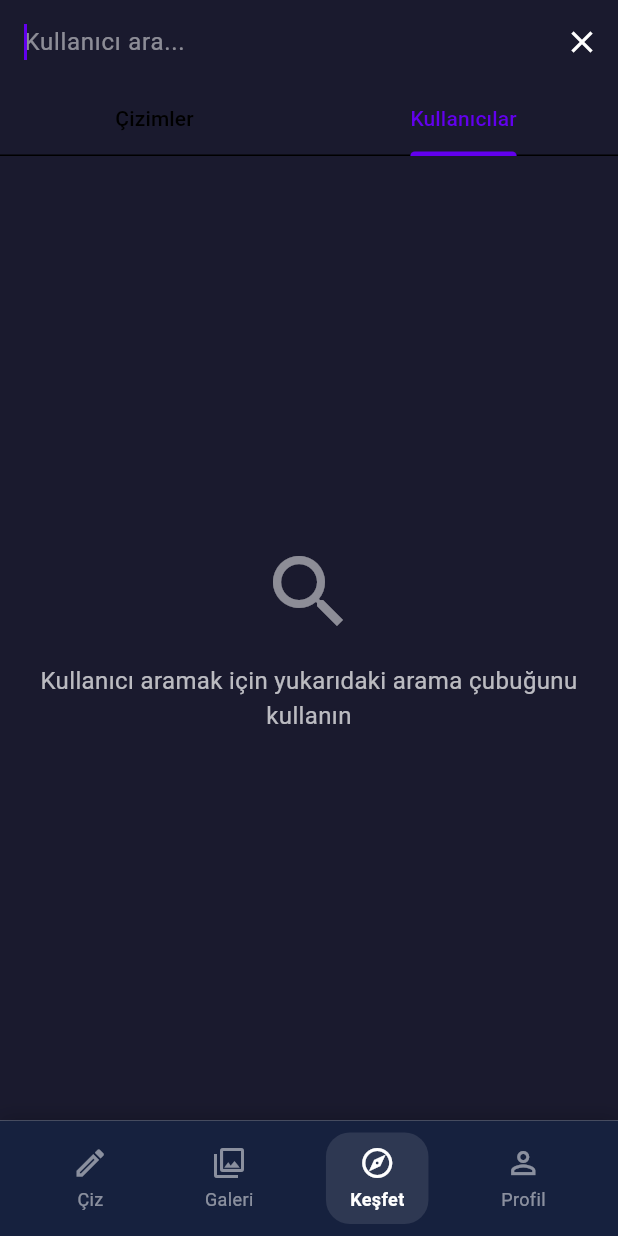
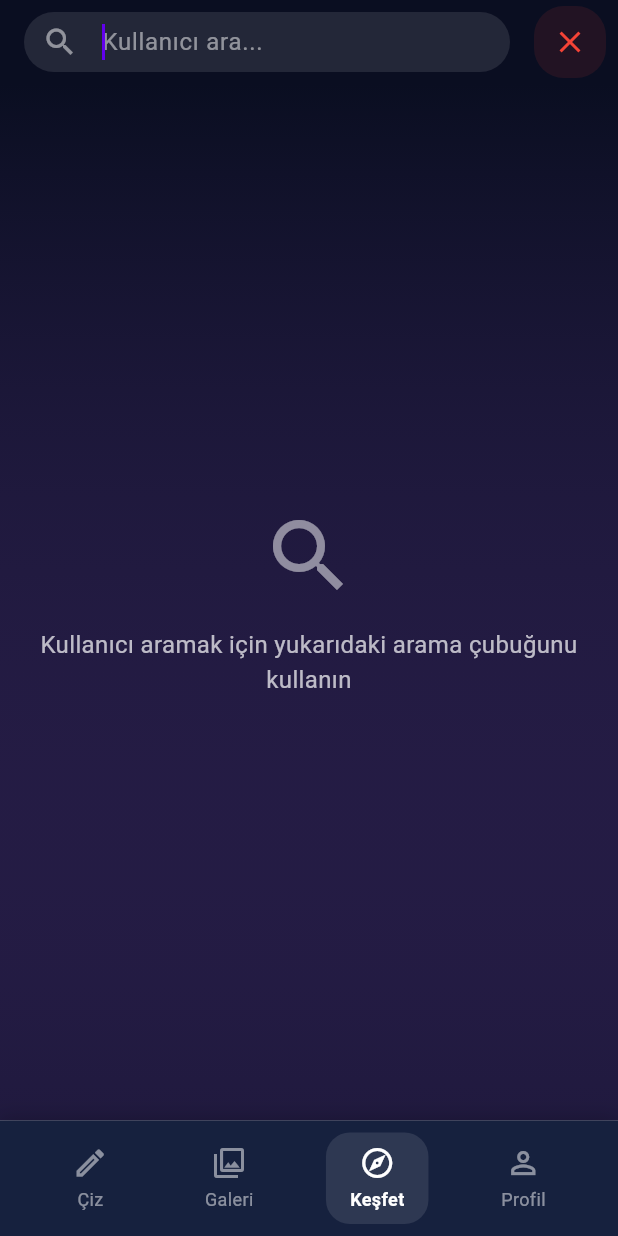
Before and after one commit to omerfarukx/ai-drawing-converter, a Flutter app: the screen it shows once a user with an empty profile is signed in, item 3 of the bottom bar chosen, after a tap on the "search" icon, on a phone screen of 412 x 824 dp. Run offline on Flutter 3.47's test engine with Material 3 defaults, Android fonts, the phone set to English and light mode, and no system bars; our stand-ins replace cloud_firestore, firebase_auth, firebase_core, firebase_storage, flutter_riverpod, freezed_annotation and 6 more; missing offline and left inert: firebase_app_check, flutter_share; accounts and stored records are empty; generated files the repository leaves out were written again.

Commit message:
feat: Keşfet sayfasına kullanıcı arama özelliği eklendi

```diff
--- a/lib/features/gallery/presentation/pages/discover_page.dart
+++ b/lib/features/gallery/presentation/pages/discover_page.dart
@@ -14,33 +14,13 @@
   ConsumerState<DiscoverPage> createState() => _DiscoverPageState();
 }
 
-class _DiscoverPageState extends ConsumerState<DiscoverPage>
-    with SingleTickerProviderStateMixin {
+class _DiscoverPageState extends ConsumerState<DiscoverPage> {
   final TextEditingController _searchController = TextEditingController();
   bool _isSearching = false;
-  late TabController _tabController;
-
-  @override
-  void initState() {
-    super.initState();
-    _tabController = TabController(length: 2, vsync: this);
-    _tabController.addListener(() {
-      setState(() {
-        if (_tabController.index == 1) {
-          _isSearching = true;
-        } else {
-          _isSearching = false;
-          _searchController.clear();
-          ref.read(userSearchQueryProvider.notifier).state = '';
-        }
-      });
-    });
-  }
 
   @override
   void dispose() {
     _searchController.dispose();
-    _tabController.dispose();
     super.dispose();
   }
 
@@ -51,10 +31,16 @@
     final searchResults = ref.watch(userSearchResultsProvider);
 
     return Scaffold(
-      backgroundColor: const Color(0xFF1A1A2E),
+      backgroundColor: const Color(0xFF0A0E21),
       appBar: AppBar(
         title: _isSearching
-            ? TextField(
+            ? Container(
+                height: 40,
+                decoration: BoxDecoration(
+                  color: Colors.white.withOpacity(0.1),
+                  borderRadius: BorderRadius.circular(20),
+                ),
+                child: TextField(
                   controller: _searchController,
                   autofocus: true,
                   style: const TextStyle(color: Colors.white),
@@ -62,98 +48,72 @@
                     hintText: 'Kullanıcı ara...',
                     hintStyle: TextStyle(color: Colors.white.withOpacity(0.5)),
                     border: InputBorder.none,
+                    contentPadding: const EdgeInsets.symmetric(
+                      horizontal: 20,
+                      vertical: 10,
+                    ),
+                    prefixIcon: Icon(
+                      Icons.search,
+                      color: Colors.white.withOpacity(0.5),
+                    ),
                   ),
                   onChanged: (value) {
                     ref.read(userSearchQueryProvider.notifier).state = value;
                   },
+                ),
               )
-            : const Text('Keşfet'),
+            : const Text(
+                'Keşfet',
+                style: TextStyle(
+                  fontSize: 24,
+                  fontWeight: FontWeight.bold,
+                ),
+              ),
         backgroundColor: Colors.transparent,
         foregroundColor: Colors.white,
         centerTitle: true,
         elevation: 0,
         actions: [
-          IconButton(
-            icon: Icon(_isSearching ? Icons.close : Icons.search),
+          AnimatedContainer(
+            duration: const Duration(milliseconds: 200),
+            margin: const EdgeInsets.only(right: 8),
+            decoration: BoxDecoration(
+              color: _isSearching
+                  ? Colors.red.withOpacity(0.1)
+                  : Colors.white.withOpacity(0.1),
+              borderRadius: BorderRadius.circular(20),
+            ),
+            child: IconButton(
+              icon: Icon(
+                _isSearching ? Icons.close : Icons.search,
+                color: _isSearching ? Colors.red : Colors.white,
+              ),
               onPressed: () {
                 setState(() {
-                if (_isSearching) {
+                  _isSearching = !_isSearching;
+                  if (!_isSearching) {
                     _searchController.clear();
                     ref.read(userSearchQueryProvider.notifier).state = '';
-                  _tabController.animateTo(0);
-                } else {
-                  _tabController.animateTo(1);
                   }
                 });
               },
             ),
+          ),
         ],
-        bottom: TabBar(
-          controller: _tabController,
-          tabs: const [
-            Tab(text: 'Çizimler'),
-            Tab(text: 'Kullanıcılar'),
+      ),
+      body: Container(
+        decoration: BoxDecoration(
+          gradient: LinearGradient(
+            begin: Alignment.topCenter,
+            end: Alignment.bottomCenter,
+            colors: [
+              const Color(0xFF0A0E21),
+              const Color(0xFF533483).withOpacity(0.3),
             ],
           ),
         ),
-      body: TabBarView(
-        controller: _tabController,
-        children: [
-          // Çizimler Tab
-          drawingsAsync.when(
-            data: (drawings) {
-              if (drawings.isEmpty) {
-                return Center(
-                  child: Column(
-                    mainAxisAlignment: MainAxisAlignment.center,
-                    children: [
-                      Icon(
-                        Icons.image_search,
-                        size: 64,
-                        color: Colors.white.withOpacity(0.5),
-                      ),
-                      const SizedBox(height: 16),
-                      Text(
-                        'Henüz paylaşılan çizim yok',
-                        style: TextStyle(
-                          color: Colors.white.withOpacity(0.7),
-                          fontSize: 16,
-                        ),
-                      ),
-                    ],
-                  ),
-                );
-              }
-
-              return GridView.builder(
-                padding: const EdgeInsets.all(16),
-                gridDelegate: const SliverGridDelegateWithFixedCrossAxisCount(
-                  crossAxisCount: 2,
-                  mainAxisSpacing: 16,
-                  crossAxisSpacing: 16,
-                  childAspectRatio: 0.8,
-                ),
-                itemCount: drawings.length,
-                itemBuilder: (context, index) {
-                  final drawing = drawings[index];
-                  return SharedDrawingCard(drawing: drawing);
-                },
-              );
-            },
-            loading: () => const Center(
-              child: CircularProgressIndicator(
-                color: Color(0xFF533483),
-              ),
-            ),
-            error: (error, stack) => Center(
-              child: Text(
-                'Hata: $error',
-                style: const TextStyle(color: Colors.white),
-              ),
-            ),
-          ),
-          // Kullanıcılar Tab
-          searchResults.when(
+        child: _isSearching
+            ? searchResults.when(
                 data: (users) {
                   if (_searchController.text.isEmpty) {
                     return Center(
@@ -203,7 +163,7 @@
                   }
 
                   return ListView.builder(
-                padding: const EdgeInsets.only(top: 8),
+                    padding: const EdgeInsets.symmetric(vertical: 8),
                     itemCount: users.length,
                     itemBuilder: (context, index) {
                       final user = users[index];
@@ -213,7 +173,8 @@
                           Navigator.push(
                             context,
                             MaterialPageRoute(
-                          builder: (context) => ProfilePage(userId: user.id),
+                              builder: (context) =>
+                                  ProfilePage(userId: user.id),
                             ),
                           );
                         },
@@ -232,9 +193,57 @@
                     style: const TextStyle(color: Colors.white),
                   ),
                 ),
+              )
+            : drawingsAsync.when(
+                data: (drawings) {
+                  if (drawings.isEmpty) {
+                    return Center(
+                      child: Column(
+                        mainAxisAlignment: MainAxisAlignment.center,
+                        children: [
+                          Icon(
+                            Icons.image_search,
+                            size: 64,
+                            color: Colors.white.withOpacity(0.5),
+                          ),
+                          const SizedBox(height: 16),
+                          Text(
+                            'Henüz paylaşılan çizim yok',
+                            style: TextStyle(
+                              color: Colors.white.withOpacity(0.7),
+                              fontSize: 16,
+                            ),
                           ),
                         ],
                       ),
                     );
                   }
+
+                  return ListView.builder(
+                    padding: const EdgeInsets.all(16),
+                    itemCount: drawings.length,
+                    itemBuilder: (context, index) {
+                      final drawing = drawings[index];
+                      return Padding(
+                        padding: const EdgeInsets.only(bottom: 16),
+                        child: SharedDrawingCard(drawing: drawing),
+                      );
+                    },
+                  );
+                },
+                loading: () => const Center(
+                  child: CircularProgressIndicator(
+                    color: Color(0xFF533483),
+                  ),
+                ),
+                error: (error, stack) => Center(
+                  child: Text(
+                    'Hata: $error',
+                    style: const TextStyle(color: Colors.white),
+                  ),
+                ),
+              ),
+      ),
+    );
   }
+}
```
Also changed, not shown: lib/features/gallery/presentation/widgets/shared_drawing_card.dart (+11 -29 lines), lib/features/profile/presentation/widgets/user_search_result_card.dart (+44 -12 lines). Lines whose indentation alone changed are shown as unchanged.
